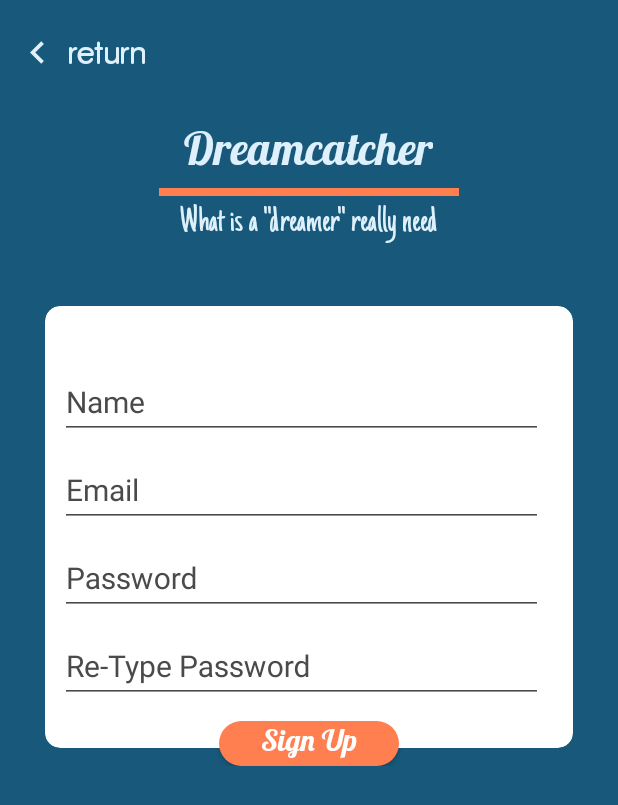
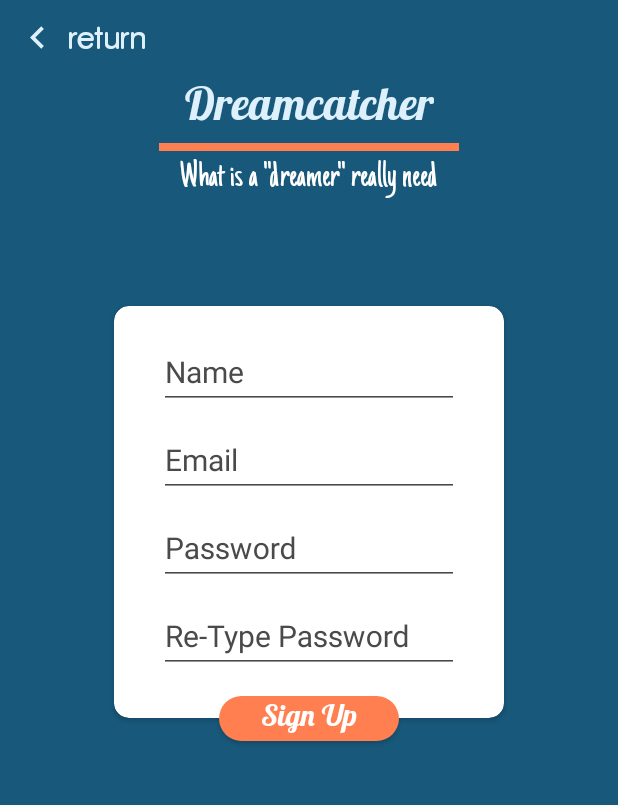
Before and after one commit to nicolasjuniar/DreamCacther, an Android app: the RegisterActivity screen opened directly, with no data from a screen before it, on a phone screen of 412 x 824 dp. Shown: the top 805 px of the screen. Run offline under Robolectric (Android 15) with nearby library versions, the phone set to English and light mode, and no system bars; our stand-ins replace ButterKnife.

Commit message:
[NICO] fix API login register

```diff
--- a/app/src/main/java/com/cheteam/dreamcatcher/Register/API/RegisterAPI.java
+++ b/app/src/main/java/com/cheteam/dreamcatcher/Register/API/RegisterAPI.java
@@ -1,8 +1,10 @@
 package com.cheteam.dreamcatcher.Register.API;
 
+import com.cheteam.dreamcatcher.Register.Model.RegisterRequest;
 import com.cheteam.dreamcatcher.Register.Model.RegisterResponse;
 
 import retrofit2.Call;
+import retrofit2.http.Body;
 import retrofit2.http.POST;
 
 /**
@@ -10,6 +12,6 @@ import retrofit2.http.POST;
  */
 
 public interface RegisterAPI {
-    @POST("v1/register")
-    Call<RegisterResponse> Register();
+    @POST("v1/register/")
+    Call<RegisterResponse> Register(@Body RegisterRequest body);
 }
--- a/app/src/main/java/com/cheteam/dreamcatcher/Register/Controller/RegisterController.java
+++ b/app/src/main/java/com/cheteam/dreamcatcher/Register/Controller/RegisterController.java
@@ -1,6 +1,7 @@
 package com.cheteam.dreamcatcher.Register.Controller;
 
 import com.cheteam.dreamcatcher.Register.API.RegisterAPI;
+import com.cheteam.dreamcatcher.Register.Model.RegisterRequest;
 import com.cheteam.dreamcatcher.Register.Model.RegisterResponse;
 import com.cheteam.dreamcatcher.ServiceGenerator;
 
@@ -22,10 +23,10 @@ public class RegisterController {
         this.listener = listener;
     }
 
-    public void Register()
+    public void Register(RegisterRequest body)
     {
         service= ServiceGenerator.createService(RegisterAPI.class);
-        CallResponse=service.Register();
+        CallResponse=service.Register(body);
         CallResponse.enqueue(new Callback<RegisterResponse>() {
             @Override
             public void onResponse(Call<RegisterResponse> call, Response<RegisterResponse> response) {
--- a/app/src/main/res/layout/activity_register_layout.xml
+++ b/app/src/main/res/layout/activity_register_layout.xml
@@ -1,27 +1,27 @@
 <?xml version="1.0" encoding="utf-8"?>
-<ScrollView xmlns:android="http://schemas.android.com/apk/res/android"
+<android.support.constraint.ConstraintLayout xmlns:android="http://schemas.android.com/apk/res/android"
+    xmlns:tools="http://schemas.android.com/tools"
     android:layout_width="match_parent"
     android:layout_height="match_parent"
     xmlns:app="http://schemas.android.com/apk/res-auto"
     android:background="@color/colorPrimary"
+    android:focusable="true"
+    android:focusableInTouchMode="true"
     >
+    <requestFocus/>
 
     <LinearLayout
-        android:layout_width="match_parent"
-        android:layout_height="match_parent"
-        android:orientation="vertical"
-        android:focusable="true"
-        android:focusableInTouchMode="true">
-        <requestFocus/>
-        <LinearLayout
-            android:layout_marginTop="20dp"
+        app:layout_constraintTop_toTopOf="parent"
+        android:layout_marginTop="10dp"
+        app:layout_constraintLeft_toLeftOf="parent"
+        android:layout_marginLeft="5dp"
         android:layout_width="wrap_content"
         android:layout_height="wrap_content"
-            android:orientation="horizontal">
+        android:orientation="horizontal"
+        android:layout_marginStart="10dp">
         <ImageView
             android:layout_width="30dp"
             android:layout_height="30dp"
-                android:layout_marginLeft="10dp"
             android:src="@drawable/icon_return"
             android:tint="@color/duckEggBlue"
             android:id="@+id/btnReturn"/>
@@ -37,13 +37,9 @@
             android:textSize="20dp"/>
     </LinearLayout>
 
-        <LinearLayout
-            android:layout_width="match_parent"
-            android:layout_height="wrap_content"
-            android:layout_marginTop="30dp"
-            android:orientation="vertical">
     <TextView
-                android:layout_gravity="center_horizontal"
+        app:layout_constraintRight_toRightOf="parent"
+        app:layout_constraintLeft_toLeftOf="parent"
         android:layout_width="wrap_content"
         android:layout_height="wrap_content"
         android:text="Dreamcatcher"
@@ -51,90 +47,94 @@
         android:textSize="30dp"
         android:id="@+id/title1"
         android:textStyle="bold"
-                />
+        app:layout_constraintTop_toTopOf="parent"
+        android:layout_marginTop="50dp"/>
 
     <View
-                android:layout_gravity="center_horizontal"
         android:layout_width="200dp"
         android:layout_height="5dp"
-                android:background="@color/Coral" />
+        android:id="@+id/line1"
+        android:background="@color/Coral"
+        app:layout_constraintTop_toBottomOf="@id/title1"
+        app:layout_constraintRight_toRightOf="parent"
+        app:layout_constraintLeft_toLeftOf="parent"/>
 
     <TextView
+        app:layout_constraintTop_toBottomOf="@+id/line1"
+        app:layout_constraintRight_toRightOf="parent"
+        app:layout_constraintLeft_toLeftOf="parent"
         android:layout_width="wrap_content"
         android:layout_height="wrap_content"
-                android:layout_gravity="center_horizontal"
         android:text="What is a &quot;dreamer&quot; really need"
         android:textStyle="bold"
-                android:textColor="@color/duckEggBlue"
+        android:textColor="@color/White"
         android:id="@+id/title2"
-                android:textSize="25dp"/>
-        </LinearLayout>
-
-
+        android:textSize="25dp" />
 
     <android.support.v7.widget.CardView
-            android:layout_marginTop="40dp"
-            android:layout_width="match_parent"
+        android:id="@+id/FormLogin"
+        android:layout_width="wrap_content"
         android:layout_height="wrap_content"
-            android:layout_marginLeft="30dp"
-            android:layout_marginRight="30dp"
         app:cardBackgroundColor="@color/White"
-            app:cardCornerRadius="10dp">
+        app:cardCornerRadius="10dp"
+        app:layout_constraintLeft_toLeftOf="parent"
+        app:layout_constraintRight_toRightOf="parent"
+        app:layout_constraintTop_toBottomOf="@+id/title2"
+        android:layout_marginTop="70dp">
 
         <LinearLayout
             android:layout_width="match_parent"
             android:layout_height="wrap_content"
-                android:layout_marginTop="30dp"
             android:orientation="vertical">
+
+            <android.support.design.widget.TextInputLayout
+                android:layout_marginTop="10dp"
+                android:layout_width="match_parent"
+                android:layout_height="wrap_content">
+                <EditText
+                    android:layout_marginTop="10dp"
+                    android:id="@+id/txtName"
+                    android:layout_width="200dp"
+                    android:layout_height="wrap_content"
+                    android:backgroundTint="@color/colorAccent"
+                    android:hint="Name"
+                    android:layout_marginLeft="30dp"
+                    android:layout_marginRight="30dp"
+                    android:inputType="textEmailAddress"
+                    android:maxLines="1"
+                    android:singleLine="true"
+                    android:textColor="@color/charcoalGrey"
+                    android:textSize="20dp" />
+            </android.support.design.widget.TextInputLayout>
 
             <android.support.design.widget.TextInputLayout
                 android:layout_width="match_parent"
                 android:layout_height="wrap_content">
+
                 <EditText
-                        android:id="@+id/txtName"
-                        android:layout_width="match_parent"
+                    android:id="@+id/txtEmail"
+                    android:layout_width="200dp"
                     android:layout_height="wrap_content"
-                        android:layout_marginLeft="10dp"
-                        android:layout_marginRight="20dp"
-                        android:layout_marginTop="-10dp"
-                        android:hint="Name"
+                    android:layout_marginLeft="30dp"
+                    android:layout_marginRight="30dp"
                     android:backgroundTint="@color/colorAccent"
+                    android:hint="Email"
+                    android:inputType="textPassword"
+                    android:maxLines="1"
+                    android:singleLine="true"
                     android:textColor="@color/charcoalGrey"
-                        android:textSize="20dp"
-                        android:maxLines="1"
-                        android:singleLine="true"/>
+                    android:textSize="20dp" />
             </android.support.design.widget.TextInputLayout>
 
             <android.support.design.widget.TextInputLayout
                 android:layout_width="match_parent"
                 android:layout_height="wrap_content">
                 <EditText
-                        android:id="@+id/txtEmail"
-                        android:layout_width="match_parent"
+                    android:id="@+id/txtPassword"
+                    android:layout_width="200dp"
                     android:layout_height="wrap_content"
-                        android:layout_marginLeft="10dp"
-                        android:layout_marginRight="20dp"
-                        android:layout_marginTop="10dp"
-                        android:hint="Email"
-                        android:backgroundTint="@color/colorAccent"
-                        android:inputType="textEmailAddress"
-                        android:textColor="@color/charcoalGrey"
-                        android:textSize="20dp"
-                        android:maxLines="1"
-                        android:singleLine="true"/>
-                </android.support.design.widget.TextInputLayout>
-
-
-                <android.support.design.widget.TextInputLayout
-                    android:layout_width="match_parent"
-                    android:layout_height="wrap_content">
-                    <EditText
-                        android:id="@+id/txtPassword"
-                        android:layout_width="match_parent"
-                        android:layout_height="wrap_content"
-                        android:layout_marginLeft="10dp"
-                        android:layout_marginRight="20dp"
-                        android:layout_marginTop="10dp"
+                    android:layout_marginLeft="30dp"
+                    android:layout_marginRight="30dp"
                     android:backgroundTint="@color/colorAccent"
                     android:inputType="textPassword"
                     android:hint="Password"
@@ -149,12 +149,11 @@
                 android:layout_height="wrap_content">
                 <EditText
                     android:id="@+id/txtRepassword"
-                        android:layout_width="match_parent"
+                    android:layout_width="200dp"
                     android:layout_height="wrap_content"
+                    android:layout_marginLeft="30dp"
+                    android:layout_marginRight="30dp"
                     android:layout_marginBottom="30dp"
-                        android:layout_marginLeft="10dp"
-                        android:layout_marginRight="20dp"
-                        android:layout_marginTop="10dp"
                     android:backgroundTint="@color/colorAccent"
                     android:inputType="textPassword"
                     android:textColor="@color/charcoalGrey"
@@ -163,20 +162,19 @@
                     android:maxLines="1"
                     android:singleLine="true"/>
             </android.support.design.widget.TextInputLayout>
+
         </LinearLayout>
+
+
     </android.support.v7.widget.CardView>
-
-        <View
-            android:layout_gravity="center_horizontal"
-            android:layout_width="80dp"
-            android:layout_height="2dp"
-            android:background="@color/Coral"
-            android:layout_marginBottom="10dp"/>
 
 
     <Button
-            android:layout_gravity="center_horizontal"
-            android:layout_marginTop="-30dp"
+        app:layout_constraintTop_toBottomOf="@+id/FormLogin"
+        app:layout_constraintBottom_toBottomOf="@+id/FormLogin"
+        android:layout_below="@+id/FormLogin"
+        app:layout_constraintRight_toRightOf="parent"
+        app:layout_constraintLeft_toLeftOf="parent"
         android:layout_width="120dp"
         android:layout_height="30dp"
         android:background="@drawable/capsule_button_1"
@@ -186,5 +184,5 @@
         android:textSize="20dp"
         android:textAllCaps="false"
         android:textColor="@color/White"/>
-    </LinearLayout>
-</ScrollView>
+
+</android.support.constraint.ConstraintLayout>
--- a/app/src/main/res/layout/register_layout.xml
+++ b/app/src/main/res/layout/register_layout.xml
@@ -49,7 +49,7 @@
         android:id="@+id/title1"
         android:textStyle="bold"
         app:layout_constraintTop_toTopOf="parent"
-        android:layout_marginTop="70dp"/>
+        android:layout_marginTop="50dp"/>
 
     <View
         android:layout_width="200dp"
@@ -81,7 +81,7 @@
         app:layout_constraintLeft_toLeftOf="parent"
         app:layout_constraintRight_toRightOf="parent"
         app:layout_constraintTop_toBottomOf="@+id/title2"
-        android:layout_marginTop="100dp">
+        android:layout_marginTop="70dp">
 
         <LinearLayout
             android:layout_width="match_parent"
```
Also changed, not shown: app/src/main/java/com/cheteam/dreamcatcher/Login/Controller/LoginController.java (+6 -2 lines), app/src/main/java/com/cheteam/dreamcatcher/Login/View/LoginActivity.java (+35 -19 lines), app/src/main/java/com/cheteam/dreamcatcher/Register/Model/RegisterRequest.java (added, +22 -0 lines), app/src/main/java/com/cheteam/dreamcatcher/Register/Model/RegisterResponse.java (+7 -2 lines), app/src/main/java/com/cheteam/dreamcatcher/Register/View/RegisterActivity.java (+11 -2 lines), app/src/main/java/com/cheteam/dreamcatcher/Timeline/API/TimelineAPI.java (+5 -2 lines), app/src/main/java/com/cheteam/dreamcatcher/Timeline/Adapter/RecycleViewAdapterListPost.java (+5 -3 lines), app/src/main/java/com/cheteam/dreamcatcher/Timeline/Controller/TimelineController.java (+25 -0 lines), app/src/main/java/com/cheteam/dreamcatcher/Timeline/Fragment/FragmentFeedsCategory.java (+38 -21 lines), app/src/main/java/com/cheteam/dreamcatcher/Timeline/Model/ModelTimeline.java (+15 -6 lines), app/src/main/res/layout/activity_login_layout.xml (+80 -75 lines), app/src/main/res/layout/fragment_categories_layout.xml (+20 -5 lines). Lines whose indentation alone changed are shown as unchanged.
